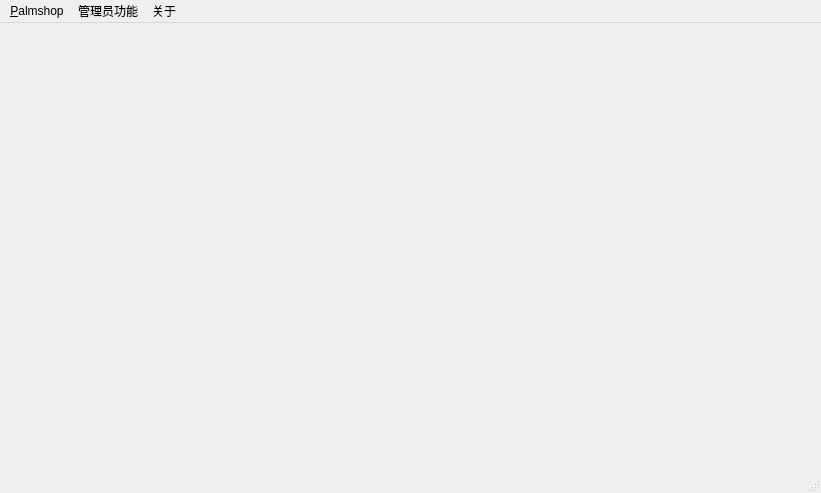
Qt form Palmshop/PalmshopServer/main_window.ui (crazyCoderNO1/Palmshop) before a commit.
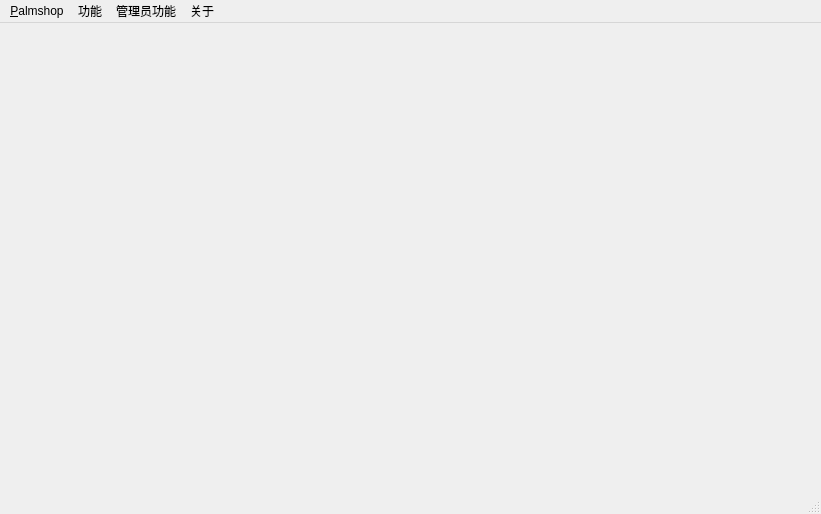
The same form after that commit.

```diff
--- a/Palmshop/PalmshopServer/main_window.ui
+++ b/Palmshop/PalmshopServer/main_window.ui
@@ -7,7 +7,7 @@
     <x>0</x>
     <y>0</y>
     <width>821</width>
-    <height>493</height>
+    <height>514</height>
    </rect>
   </property>
   <property name="windowTitle">
@@ -53,7 +53,7 @@
     <addaction name="separator"/>
     <addaction name="action_exit"/>
    </widget>
-   <widget class="QMenu" name="menu">
+   <widget class="QMenu" name="menu_about">
     <property name="title">
      <string>关于</string>
     </property>
@@ -73,9 +73,18 @@
     <addaction name="action_admin_config"/>
     <addaction name="menu_admin_user_manager"/>
    </widget>
+   <widget class="QMenu" name="menu_function">
+    <property name="title">
+     <string>功能</string>
+    </property>
+    <addaction name="action_cashier"/>
+    <addaction name="separator"/>
+    <addaction name="action_information_modification"/>
+   </widget>
    <addaction name="menuPalmshop"/>
+   <addaction name="menu_function"/>
    <addaction name="menu_admin"/>
-   <addaction name="menu"/>
+   <addaction name="menu_about"/>
   </widget>
   <action name="action_admin_config">
    <property name="checkable">
```
Left out of the diff: 21 changed lines with no effect on the pictures.
